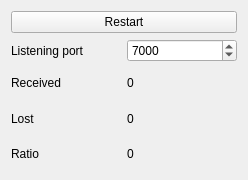
Qt form tools/QtOSCReceiver/controllerWidget.ui (grame-cncm/inscore) before a commit.
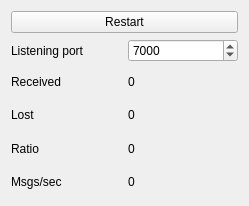
The same form after that commit.

```diff
--- a/tools/QtOSCReceiver/controllerWidget.ui
+++ b/tools/QtOSCReceiver/controllerWidget.ui
@@ -6,8 +6,8 @@
    <rect>
     <x>0</x>
     <y>0</y>
-    <width>248</width>
-    <height>180</height>
+    <width>249</width>
+    <height>206</height>
    </rect>
   </property>
   <property name="windowTitle">
@@ -100,6 +100,24 @@
      </item>
     </layout>
    </item>
+   <item>
+    <layout class="QHBoxLayout" name="horizontalLayout_6">
+     <item>
+      <widget class="QLabel" name="label_4">
+       <property name="text">
+        <string>Msgs/sec</string>
+       </property>
+      </widget>
+     </item>
+     <item>
+      <widget class="QLabel" name="mMsgPerSec">
+       <property name="text">
+        <string>0</string>
+       </property>
+      </widget>
+     </item>
+    </layout>
+   </item>
   </layout>
  </widget>
  <resources/>
```
